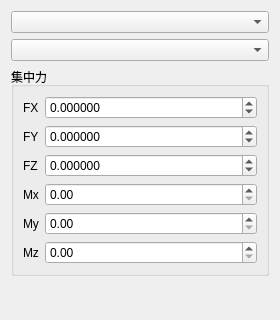
First picture: the form in plugins/Base_PhysicalField/PointForcePage.ui, repository asd977/base_cae, before the edit.
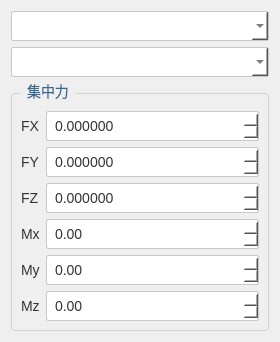
Second picture: the form after the edit.

Commit message: style: unify BasePage ui styles for physical field pages

```diff
--- a/plugins/Base_PhysicalField/PointForcePage.ui
+++ b/plugins/Base_PhysicalField/PointForcePage.ui
@@ -13,6 +13,64 @@
   <property name="windowTitle">
    <string>集中力荷载</string>
   </property>
+  <property name="styleSheet">
+   <string notr="true">QWidget {
+    font-family: &quot;Microsoft YaHei&quot;, &quot;微软雅黑&quot;;
+    font-size: 14px;
+    color: rgb(51, 51, 51);
+}
+QLabel {
+    color: rgb(51, 51, 51);
+}
+QLabel#pageNameLabel {
+    font-size: 20px;
+    color: rgb(53, 103, 147);
+    padding-left: 9px;
+}
+QPushButton {
+    background-color: rgb(224, 233, 244);
+    border: 1px solid rgb(169, 169, 169);
+    border-radius: 2px;
+    min-height: 30px;
+    padding: 0 10px;
+}
+QPushButton:hover {
+    background-color: rgb(210, 224, 241);
+}
+QPushButton:pressed {
+    background-color: rgb(196, 214, 234);
+}
+QPushButton#pushButton {
+    border-left: none;
+    border-right: none;
+    border-radius: 0;
+    text-align: left;
+    padding-left: 15px;
+    font-size: 17px;
+}
+QLineEdit, QComboBox, QSpinBox, QDoubleSpinBox, QDateTimeEdit {
+    border: 1px solid rgb(200, 200, 200);
+    border-radius: 2px;
+    min-height: 28px;
+    padding: 0 6px;
+    background: rgb(255, 255, 255);
+}
+QLineEdit:focus, QComboBox:focus, QSpinBox:focus, QDoubleSpinBox:focus, QDateTimeEdit:focus {
+    border: 1px solid rgb(100, 100, 255);
+}
+QGroupBox {
+    border: 1px solid rgb(210, 210, 210);
+    border-radius: 4px;
+    margin-top: 10px;
+    padding-top: 8px;
+}
+QGroupBox::title {
+    subcontrol-origin: margin;
+    left: 10px;
+    padding: 0 4px;
+    color: rgb(53, 103, 147);
+}</string>
+  </property>
   <layout class="QVBoxLayout" name="verticalLayout">
    <item>
     <widget class="QComboBox" name="comboBoxDim"/>
```
The commit also changes 10 other files.
